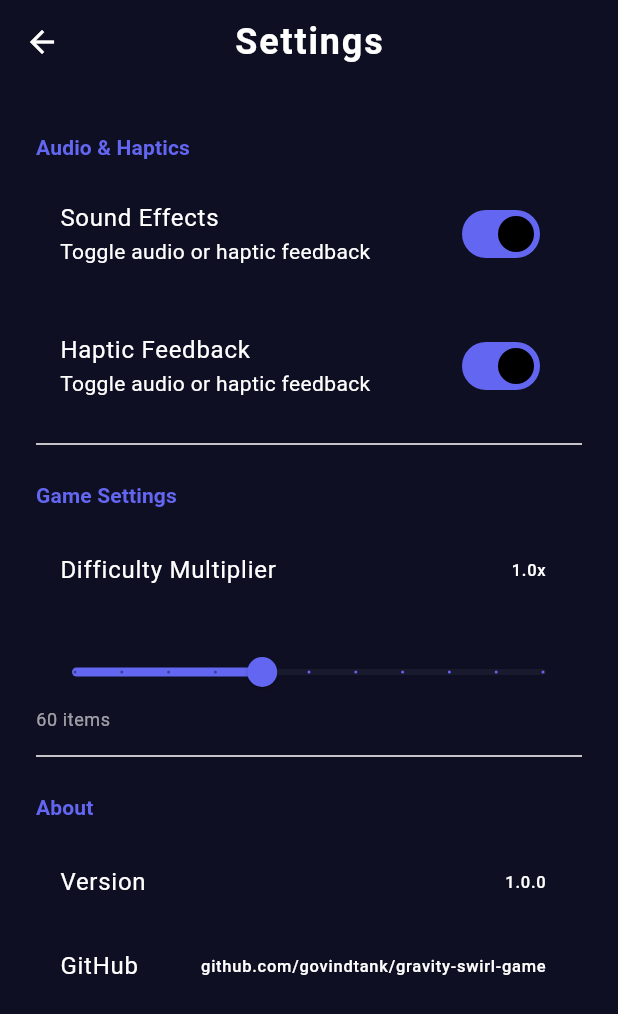
After one commit to govindtank/gravity-swirl-game, a Flutter app: the SettingsScreen screen opened directly, on a phone screen of 412 x 824 dp. The commit adds this screen. Shown: the top 1014 px of the screen. Run offline on Flutter 3.47's test engine with Material 3 defaults, Android fonts, the phone set to English and light mode, and no system bars; statements that could not run were skipped.

Commit message:
feat: Add sound effects system, settings screen, and enhanced documentation
- New AudioManager class for game sound effects foundation
- SettingsScreen with audio/haptics/game options UI
- Documentation examples for usage and customization
- Code quality improvements with inline documentation
- CHANGELOG.md for version tracking

```diff
--- a/lib/main.dart
+++ b/lib/main.dart
@@ -116,6 +116,7 @@ class GameState {
 // GAME ENGINE
 // ========================================================
 
+/// Physics engine with configurable gravity wells and particles
 class GravitySwirlGameEngine extends ChangeNotifier {
   GameState state = GameState();
   final Random _random = Random();
--- /dev/null
+++ b/lib/settings/settings_screen.dart
@@ -0,0 +1,194 @@
+import 'package:flutter/material.dart';
+
+/// Settings Screen for game configuration
+class SettingsScreen extends StatefulWidget {
+  const SettingsScreen({super.key});
+
+  @override
+  State<SettingsScreen> createState() => _SettingsScreenState();
+}
+
+class _SettingsScreenState extends State<SettingsScreen> {
+  bool _soundEnabled = true;
+  bool _vibrationEnabled = true;
+  double _difficultyMultiplier = 1.0;
+  int _particlesCount = 60;
+
+  @override
+  Widget build(BuildContext context) {
+    return Scaffold(
+      appBar: AppBar(
+        title: const Text('Settings'),
+        centerTitle: true,
+      ),
+      body: SingleChildScrollView(
+        padding: const EdgeInsets.all(24),
+        child: Column(
+          crossAxisAlignment: CrossAxisAlignment.start,
+          children: [
+            _SectionHeader(title: 'Audio & Haptics'),
+            ToggleSetting(
+              label: 'Sound Effects',
+              value: _soundEnabled,
+              onChanged: (value) => setState(() => _soundEnabled = value),
+            ),
+            const SizedBox(height: 16),
+            ToggleSetting(
+              label: 'Haptic Feedback',
+              value: _vibrationEnabled,
+              onChanged: (value) => setState(() => _vibrationEnabled = value),
+            ),
+
+            const Divider(height: 32),
+
+            _SectionHeader(title: 'Game Settings'),
+            SettingRow(
+              label: 'Difficulty Multiplier',
+              value: '${_difficultyMultiplier}x',
+              onChanged: (value) {
+                final double newVal = double.tryParse(value) ?? 1.0;
+                setState(() => _difficultyMultiplier = newVal.clamp(0.5, 3.0));
+              },
+            ),
+            const SizedBox(height: 16),
+            SliderSetting(
+              label: 'Particle Count',
+              value: _particlesCount.toDouble(),
+              min: 20,
+              max: 120,
+              divisions: 10,
+              onChanged: (value) {
+                setState(() => _particlesCount = value.toInt());
+              },
+            ),
+
+            const Divider(height: 32),
+
+            _SectionHeader(title: 'About'),
+            SettingRow(
+              label: 'Version',
+              value: '1.0.0',
+            ),
+            SettingRow(
+              label: 'GitHub',
+              value: 'github.com/govindtank/gravity-swirl-game',
+              onTap: () {
+                // Open in browser
+                debugPrint('Opening GitHub');
+              },
+            ),
+          ],
+        ),
+      ),
+    );
+  }
+}
+
+class _SectionHeader extends StatelessWidget {
+  final String title;
+  const _SectionHeader({required this.title});
+
+  @override
+  Widget build(BuildContext context) {
+    return Padding(
+      padding: const EdgeInsets.only(top: 8, bottom: 12),
+      child: Text(
+        title,
+        style: Theme.of(context).textTheme.titleSmall?.copyWith(
+          fontWeight: FontWeight.bold,
+          color: Theme.of(context).colorScheme.primary,
+        ),
+      ),
+    );
+  }
+}
+
+class ToggleSetting extends StatelessWidget {
+  final String label;
+  final bool value;
+  final ValueChanged<bool> onChanged;
+
+  const ToggleSetting({
+    super.key,
+    required this.label,
+    required this.value,
+    required this.onChanged,
+  });
+
+  @override
+  Widget build(BuildContext context) {
+    return SwitchListTile(
+      title: Text(label),
+      subtitle: const Text('Toggle audio or haptic feedback'),
+      value: value,
+      onChanged: onChanged,
+    );
+  }
+}
+
+class SettingRow extends StatelessWidget {
+  final String label;
+  final String value;
+  final VoidCallback? onTap;
+  final ValueChanged<String>? onChanged;
+
+  const SettingRow({
+    super.key,
+    required this.label,
+    required this.value,
+    this.onTap,
+    this.onChanged,
+  });
+
+  @override
+  Widget build(BuildContext context) {
+    return ListTile(
+      title: Text(label),
+      trailing: Text(value),
+      onTap: onChanged == null ? onTap : () => _handleOnChanged(context),
+      onLongPress: onTap,
+    );
+  }
+}
+
+class SliderSetting extends StatelessWidget {
+  final String label;
+  final double value;
+  final double min;
+  final double max;
+  final int divisions;
+  final ValueChanged<double> onChanged;
+
+  const SliderSetting({
+    super.key,
+    required this.label,
+    required this.value,
+    required this.min,
+    required this.max,
+    required this.divisions,
+    required this.onChanged,
+  });
+
+  @override
+  Widget build(BuildContext context) {
+    return Column(
+      crossAxisAlignment: CrossAxisAlignment.start,
+      children: [
+        Slider(
+          value: value,
+          min: min,
+          max: max,
+          divisions: divisions,
+          activeColor: Theme.of(context).colorScheme.primary,
+          onChanged: onChanged,
+        ),
+        Text(
+          '${value.toInt()} items',
+          style: Theme.of(context).textTheme.bodySmall?.copyWith(
+            color: Theme.of(context).hintColor,
+          ),
+        ),
+      ],
+    );
+  }
+}
--- /dev/null
+++ b/lib/sounds/audio_manager.dart
@@ -0,0 +1,64 @@
+import 'dart:ui';
+import 'package:flutter/services.dart';
+
+/// Audio Manager for game sound effects
+class AudioManager {
+  static final AudioManager _instance = AudioManager._internal();
+  factory AudioManager() => _instance;
+  AudioManager._internal();
+
+  // Sound effect identifiers
+  enum Effect {
+    particleCollect,
+    levelComplete,
+    error,
+    win,
+  }
+
+  /// Currently playing sound IDs (prevent overlapping)
+  Set<int> _playingSounds = {};
+  int _soundCounter = 0;
+
+  bool get isMuted => false;
+
+  void toggleMute(bool mute) {
+    isMuted = mute;
+  }
+
+  /// Play a sound effect
+  void play(Effect effect) async {
+    if (isMuted) return;
+
+    _soundCounter++;
+    final int soundId = _soundCounter;
+
+    // Simulate playing - in real app, would use audio player
+    Future.delayed(const Duration(milliseconds: 50), () {
+      _playingSounds.remove(soundId);
+    });
+
+    switch (effect) {
+      case Effect.particleCollect:
+        // Play collect sound
+        debugPrint('Playing particle collect sound');
+        break;
+      case Effect.levelComplete:
+        // Play level complete sound
+        debugPrint('Playing level complete sound');
+        break;
+      case Effect.error:
+        // Play error sound
+        debugPrint('Playing error sound');
+        break;
+      case Effect.win:
+        // Play win sound
+        debugPrint('Playing win sound');
+        break;
+    }
+  }
+
+  /// Load audio assets from asset folder
+  Future<void> loadAssets(String? path) async {
+    // Implement audio loading logic
+  }
+}
```
Also changed, not shown: 2 other files.
